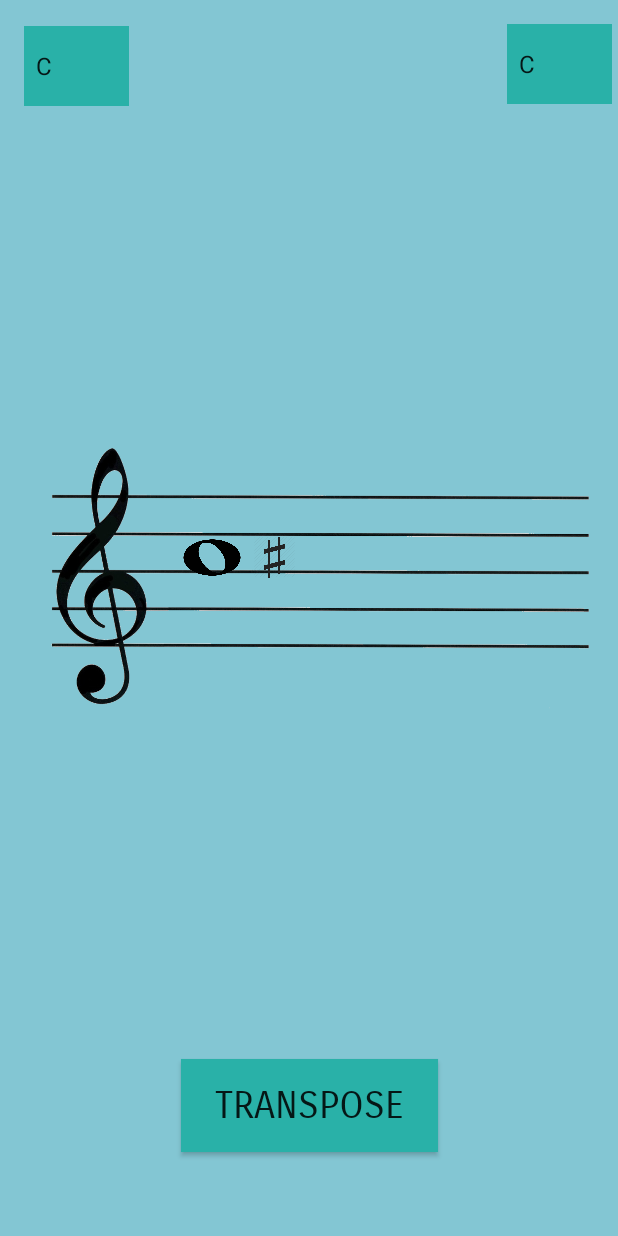
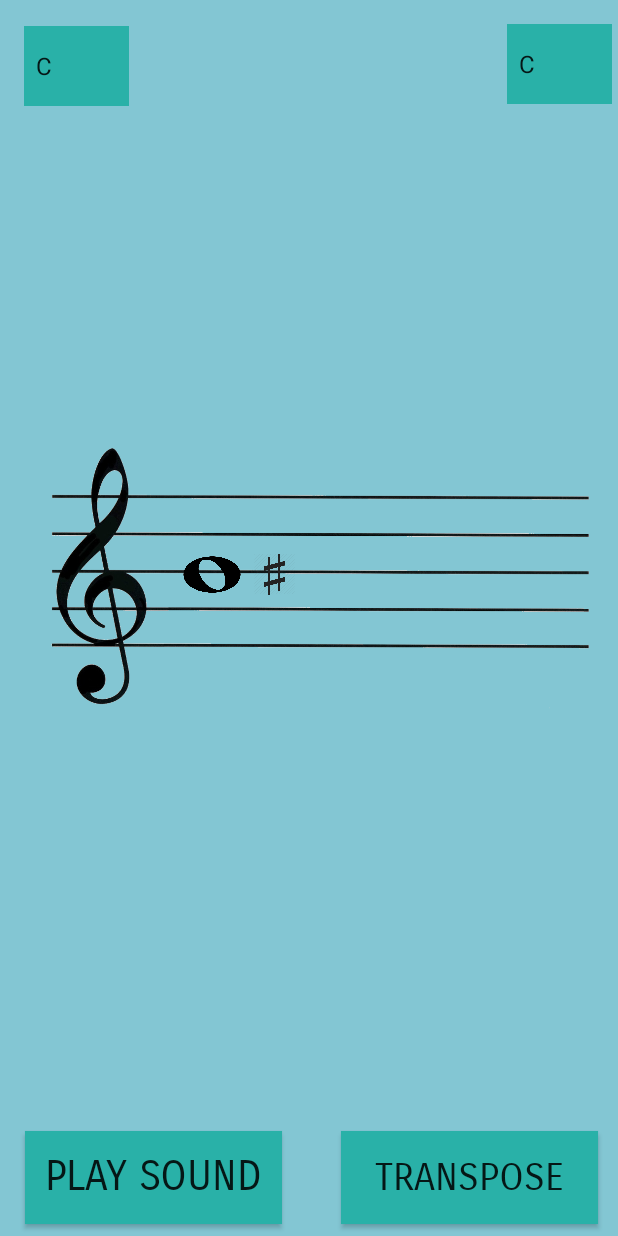
Before and after one commit to Gurnek/Transposer, an Android app: the MainActivity screen opened directly, with no data from a screen before it, after a tap on "Image of a whole note.", on a phone screen of 412 x 824 dp. Run offline under Robolectric (Android 15) with nearby library versions, the phone set to English and light mode, and no system bars; libraries missing offline, so code that uses them is left out: jm.music.data, jm.util.

Commit message:
merge problems :(

```diff
--- a/app/src/main/java/com/xyz/gbd/transposer/MainActivity.java
+++ b/app/src/main/java/com/xyz/gbd/transposer/MainActivity.java
@@ -1,11 +1,7 @@
 package com.xyz.gbd.transposer;
-import jm.JMC;
-import jm.music.data.Note;
-import jm.util.Play;
 
-import java.util.Calendar;
+import android.os.Bundle;
 import android.support.v7.app.AppCompatActivity;
-import android.os.Bundle;
 import android.util.Log;
 import android.view.MotionEvent;
 import android.view.View;
@@ -13,7 +9,12 @@ import android.widget.AdapterView;
 import android.widget.ArrayAdapter;
 import android.widget.ImageView;
 import android.widget.Spinner;
-import jm.JMC.*;
+
+import java.util.Calendar;
+
+import jm.JMC;
+import jm.music.data.Note;
+import jm.util.Play;
 
 public class MainActivity extends AppCompatActivity implements View.OnTouchListener {
     ImageView sans1;
@@ -26,8 +27,8 @@ public class MainActivity extends AppCompatActivity implements View.OnTouchListe
     Spinner begin;
     public float stepSize;
     private long startTime = 0;
-    private int distFromCenter = 0;
     protected final int MAX_STEPS = 5;
+    private int distFromCent;
 
     @Override
     protected void onCreate(Bundle savedInstanceState) {
@@ -86,21 +87,35 @@ public class MainActivity extends AppCompatActivity implements View.OnTouchListe
 
     public void onTransposeClicked(View view) {
         setKey(end.getSelectedItem().toString());
-        int stepsToMove = Transposer.transposeNote(Transposer.getSteps(begin.getSelectedItem().toString(), end.getSelectedItem().toString()), distFromCenter);
+        int stepsToMove = Transposer.transposeNote(Transposer.getSteps(begin.getSelectedItem().toString(), end.getSelectedItem().toString()), distFromCent);
         setNoteComponentY(wholeNote.getY() + stepSize * stepsToMove);
     }
 
     private void snapY() {
         stepSize = Math.abs(sans1.getY() - sans2.getY()) / 2;
-        float centerStaffY = sans1.getY() +;
+        float centerStaffY = (sans1.getY() + sans2.getY()) / 2;
         float dist = wholeNote.getY() - centerStaffY;
         int stepsAway = Math.round(dist / stepSize);
-        distFromCenter = -1 * stepsAway;
+        Log.e("STEPSAWAY", Integer.toString(stepsAway));
+        if (stepsAway < -6) {
+            stepsAway = -6;
+        } else if (stepsAway > 4) {
+            stepsAway = 4;
+        }
+        distFromCent = (-1) * stepsAway;
         setNoteComponentY(centerStaffY + stepsAway * stepSize);
     }
 
     private String getNote() {
-        return "";
+        String[] notes = new String[]{"a", "b", "c", "d", "e", "f", "g"};
+        Log.e("THE FUCKING NOTE:", Integer.toString(distFromCent));
+        if (distFromCent < 0) {
+            Log.e("THE FUCKING NOTE", notes[distFromCent + 7]);
+            return notes[distFromCent + 7];
+        } else {
+            Log.e("THE FUCKING NOTE", notes[distFromCent]);
+            return notes[distFromCent];
+        }
     }
 
     private void setKey(String currentKey) {
@@ -242,7 +257,7 @@ public class MainActivity extends AppCompatActivity implements View.OnTouchListe
                     rotateAccidental();
                 }
                 snapY();
-                Log.e("Distfromcenter: ", Integer.toString(distFromCenter));
+                Log.e("Distfromcenter: ", Integer.toString(distFromCent));
                 moving = false;
                 break;
         }
--- a/app/src/main/res/layout/activity_main.xml
+++ b/app/src/main/res/layout/activity_main.xml
@@ -272,10 +272,10 @@
         android:textSize="25sp"
         app:layout_constraintBottom_toBottomOf="parent"
         app:layout_constraintEnd_toEndOf="parent"
-        app:layout_constraintHorizontal_bias="0.502"
+        app:layout_constraintHorizontal_bias="0.977"
         app:layout_constraintStart_toStartOf="parent"
         app:layout_constraintTop_toBottomOf="@+id/staff"
-        app:layout_constraintVertical_bias="0.821" />
+        app:layout_constraintVertical_bias="1.0" />
 
     <android.support.constraint.Barrier
         android:id="@+id/barrier"
@@ -343,7 +343,7 @@
         app:layout_constraintHorizontal_bias="0.652"
         app:layout_constraintStart_toStartOf="@+id/staff"
         app:layout_constraintTop_toTopOf="@+id/staff"
-        app:layout_constraintVertical_bias="0.401"
+        app:layout_constraintVertical_bias="0.48000002"
         app:srcCompat="@drawable/wholenote" />
 
     <ImageView
@@ -370,4 +370,26 @@
         app:layout_constraintVertical_bias="0.421"
         app:srcCompat="@drawable/sans" />
 
+    <Button
+        android:id="@+id/playbutton"
+        android:layout_width="171dp"
+        android:layout_height="62dp"
+        android:layout_marginStart="8dp"
+        android:layout_marginLeft="8dp"
+        android:layout_marginTop="8dp"
+        android:layout_marginEnd="6dp"
+        android:layout_marginRight="6dp"
+        android:layout_marginBottom="8dp"
+        android:background="@color/colorAccent"
+        android:fontFamily="sans-serif-smallcaps"
+        android:onClick="playNotes"
+        android:text="@string/playButton"
+        android:textSize="27sp"
+        app:layout_constraintBottom_toBottomOf="parent"
+        app:layout_constraintEnd_toStartOf="@+id/transposeButton"
+        app:layout_constraintHorizontal_bias="0.2"
+        app:layout_constraintStart_toStartOf="parent"
+        app:layout_constraintTop_toBottomOf="@+id/staff"
+        app:layout_constraintVertical_bias="1.0" />
+
 </android.support.constraint.ConstraintLayout>
--- a/app/src/main/res/values/strings.xml
+++ b/app/src/main/res/values/strings.xml
@@ -2,6 +2,7 @@
     <string name="app_name">Transposer</string>
     <string name="staffDesc">Image of a staff.</string>
     <string name="wholeDesc">Image of a whole note.</string>
+    <string name="playButton">Play Sound</string>
     <string-array name="key_array">
         <item>C</item>
         <item>G</item>
--- a/lib/src/main/java/com/xyz/gbd/lib/SansMachine.java
+++ b/lib/src/main/java/com/xyz/gbd/transposer/SansMachine.java
@@ -1,8 +1,8 @@
-package com.xyz.gbd.lib;
+package com.xyz.gbd.transposer;
 
 public class SansMachine {
     private static int pos = -1;
-    private static String[] notes = new String[] {"b4", "b4", "b5", "f#5"};
+    private static String[] notes = new String[]{"b4", "b4", "b5", "f#5"};
 
     public static boolean input(String note) {
         if (note.equals(notes[pos + 1])) {
```
